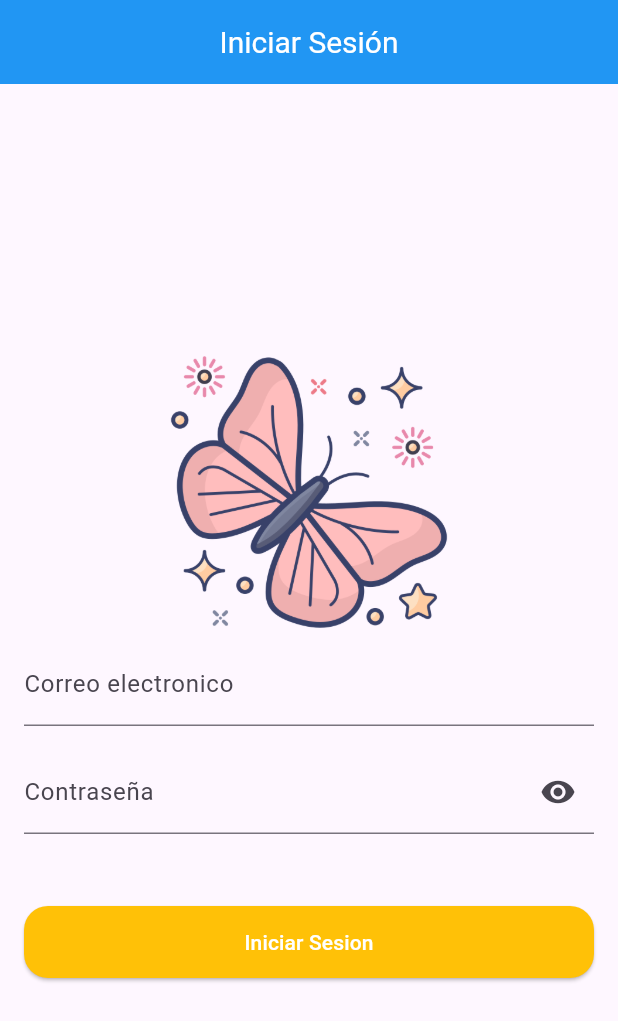
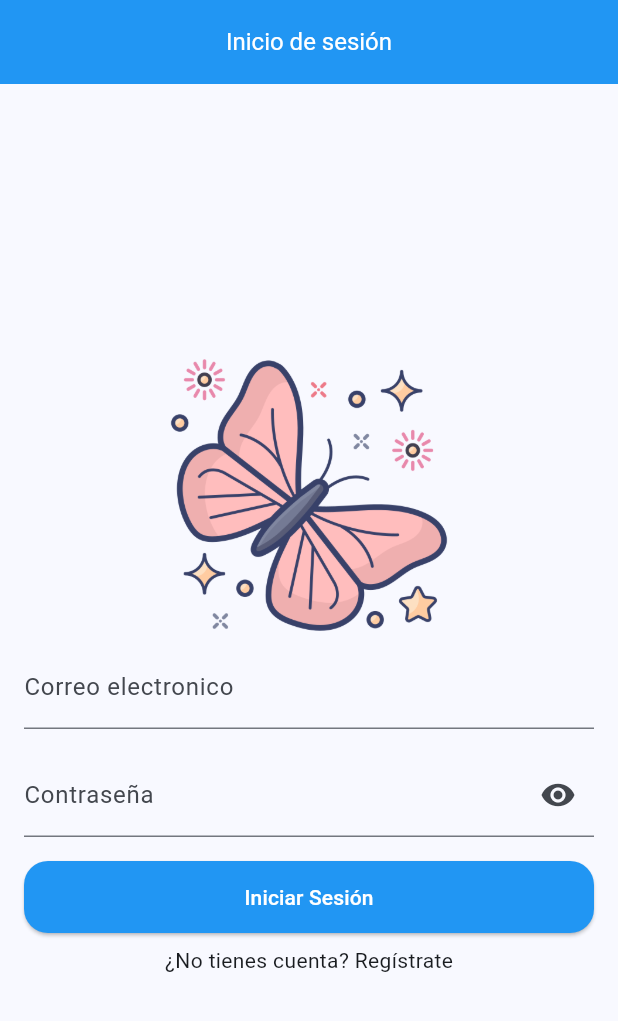
Before and after one commit to NattAraujo24/Desarrollo-web-integral, a Flutter app: the screen it shows after launch, on a phone screen of 412 x 824 dp. Shown: the top 1021 px of the screen. Run offline on Flutter 3.47's test engine with Material 3 defaults, Android fonts, the phone set to English and light mode, and no system bars; our stand-ins replace firebase_auth, firebase_core; accounts and stored records are empty.

Commit message:
login, crear cuenta y cerrar sesion

```diff
--- /dev/null
+++ b/lib/kernel/widgets/custom_text_field_password.dart
@@ -0,0 +1,43 @@
+import 'package:flutter/material.dart';
+
+class TextFieldPassword extends StatefulWidget {
+  final TextEditingController controller;
+  final String hintText;
+  final String labelText;
+
+  const TextFieldPassword({
+    super.key,
+    required this.controller,
+    this.hintText = 'Contraseña',
+    this.labelText = 'Contraseña',
+  });
+
+  @override
+  _TextFieldPasswordState createState() => _TextFieldPasswordState();
+}
+
+class _TextFieldPasswordState extends State<TextFieldPassword> {
+  bool _isObscure = true;
+
+  @override
+  Widget build(BuildContext context) {
+    return TextFormField(
+      controller: widget.controller,
+      obscureText: _isObscure,
+      decoration: InputDecoration(
+        hintText: widget.hintText,
+        labelText: widget.labelText,
+        suffixIcon: IconButton(
+          onPressed: () {
+            setState(() {
+              _isObscure = !_isObscure;
+            });
+          },
+          icon: Icon(
+            _isObscure ? Icons.visibility : Icons.visibility_off,
+          ),
+        ),
+      ),
+    );
+  }
+}
--- a/lib/main.dart
+++ b/lib/main.dart
@@ -1,16 +1,25 @@
 import 'package:flutter/material.dart';
 import 'package:learning_b/Widget/splash_screen.dart';
+import 'package:learning_b/modules/auth/screens/createAccount.dart';
 import 'package:learning_b/modules/auth/screens/login.dart';
+import 'package:learning_b/navigation/home.dart';
 import 'package:learning_b/navigation/navigation.dart';
 import 'package:learning_b/navigation/profile.dart';
 import 'package:learning_b/navigation/reservations.dart';
 import 'package:learning_b/navigation/top.dart';
 
-void main() {
+import 'package:firebase_core/firebase_core.dart';
+import 'firebase_options.dart';
+
+//flutter pub get
+void main() async {
+  WidgetsFlutterBinding.ensureInitialized();
+  await Firebase.initializeApp(
+    options: DefaultFirebaseOptions.currentPlatform,
+  );
   runApp(const MainApp());
 }
 
-//flutter pub get
 class MainApp extends StatelessWidget {
   const MainApp({super.key});
 
@@ -19,13 +28,21 @@ class MainApp extends StatelessWidget {
     return MaterialApp(
       debugShowCheckedModeBanner: false,
       initialRoute: '/',
+      theme: ThemeData(
+        colorScheme: ColorScheme.fromSeed(
+          seedColor: Colors.blue,
+          brightness: Brightness.light,
+        ),
+      ),
       routes: {
         '/': (context) => const SplashScreen(),
         '/menu': (context) => const Navigation(),
+        '/home': (context) => const Home(),
         '/top': (context) => const Top(),
         '/reservations': (context) => const Reservations(),
         '/profile': (context) => const Profile(),
-        '/login': (context) => const Login()
+        '/login': (context) => const Login(),
+        '/register': (context) => const CreateAccount(),
       },
     );
   }
--- a/lib/modules/auth/screens/login.dart
+++ b/lib/modules/auth/screens/login.dart
@@ -1,4 +1,6 @@
+import 'package:firebase_auth/firebase_auth.dart';
 import 'package:flutter/material.dart';
+import 'package:learning_b/kernel/widgets/custom_text_field_password.dart';
 
 class Login extends StatefulWidget {
   const Login({super.key});
@@ -10,7 +12,6 @@ class Login extends StatefulWidget {
 class _LoginState extends State<Login> {
   final TextEditingController _emailController = TextEditingController();
   final TextEditingController _passwordController = TextEditingController();
-  bool _isObscure = true;
   final GlobalKey<FormState> _formKey = GlobalKey<FormState>();
 
   String? validateEmail(String? value) {
@@ -30,10 +31,10 @@ class _LoginState extends State<Login> {
   Widget build(BuildContext context) {
     return Scaffold(
       appBar: AppBar(
-        title: const Text("Iniciar Sesión"),
+        title: const Text("Inicio de sesión"),
         centerTitle: true,
         backgroundColor: Colors.blue,
-        titleTextStyle: const TextStyle(fontSize: 20, color: Colors.white),
+        titleTextStyle: const TextStyle(color: Colors.white, fontSize: 16),
       ),
       body: Center(
         child: Padding(
@@ -43,62 +44,70 @@ class _LoginState extends State<Login> {
             child: Column(
               mainAxisAlignment: MainAxisAlignment.center,
               children: [
-                Image.asset(
-                  "assets/logo.png",
-                  width: 200,
-                  height: 200,
-                ),
+                Image.asset('assets/logo.png', width: 200, height: 200),
                 TextFormField(
+                  controller: _emailController,
                   validator: validateEmail,
-                  controller: _emailController,
                   decoration: const InputDecoration(
                     hintText: "Correo electronico",
-                    label: Text('Correo electronico'),
+                    label: Text("Correo electronico"),
                   ),
                   keyboardType: TextInputType.emailAddress,
                 ),
-                const SizedBox(
-                  height: 16,
+                const SizedBox(height: 16),
+                TextFieldPassword(
+                  controller: _passwordController,
                 ),
-                TextFormField(
-                  controller: _passwordController,
-                  obscureText: _isObscure,
-                  decoration: InputDecoration(
-                    hintText: 'Contraseña',
-                    label: const Text('Contraseña'),
-                    suffixIcon: IconButton(
-                        onPressed: () {
-                          setState(() {
-                            _isObscure = !_isObscure;
-                          });
-                        },
-                        icon: Icon(_isObscure
-                            ? Icons.visibility
-                            : Icons.visibility_off)),
-                  ),
-                ),
-                const SizedBox(
-                  height: 48,
-                ),
+                const SizedBox(height: 16),
                 SizedBox(
                   height: 48,
                   width: double.infinity,
                   child: ElevatedButton(
-                    onPressed: () {
+                    onPressed: () async {
+                      // Verificar que el formulario es válido
                       if (_formKey.currentState!.validate()) {
-                        // ignore: avoid_print
-                        print(
-                            ' Datos -> ${_emailController.text} ${_passwordController.text}');
+                        try {
+                          // Intentar el inicio de sesión
+                          UserCredential credential = await FirebaseAuth.instance
+                              .signInWithEmailAndPassword(
+                                  email: _emailController.text,
+                                  password: _passwordController.text);
+
+                          // Redirigir al usuario si el inicio de sesión fue exitoso
+                          if (credential.user != null) {
+                            Navigator.pushReplacementNamed(context, '/home');
+                          }
+                        } on FirebaseAuthException catch (e) {
+                          String errorMessage = '';
+                          if (e.code == 'user-not-found') {
+                            errorMessage = 'No se encontró un usuario con ese correo.';
+                          } else if (e.code == 'wrong-password') {
+                            errorMessage = 'Contraseña incorrecta.';
+                          } else {
+                            errorMessage = 'Error: ${e.message}';
+                          }
+
+                          // Mostrar el mensaje de error al usuario
+                          ScaffoldMessenger.of(context).showSnackBar(
+                            SnackBar(content: Text(errorMessage)),
+                          );
+                        }
                       }
                     },
                     style: OutlinedButton.styleFrom(
-                        backgroundColor: Colors.amber,
-                        foregroundColor: Colors.white,
-                        shape: RoundedRectangleBorder(
-                          borderRadius: BorderRadius.circular(16),
-                        )),
-                    child: const Text("Iniciar Sesion"),
+                      backgroundColor: Colors.blue,
+                      foregroundColor: Colors.white,
+                      shape: RoundedRectangleBorder(
+                        borderRadius: BorderRadius.circular(16),
+                      ),
+                    ),
+                    child: const Text("Iniciar Sesión"),
                   ),
+                ),
+                const SizedBox(height: 8.0),
+                InkWell(
+                  onTap: () => Navigator.pushNamed(context, '/register'),
+                  child: const Text("¿No tienes cuenta? Regístrate"),
                 )
               ],
             ),
--- a/pubspec.yaml
+++ b/pubspec.yaml
@@ -9,6 +9,8 @@ environment:
 dependencies:
   flutter:
     sdk: flutter
+  firebase_core: ^3.6.0
+  firebase_auth: ^5.3.1
 
 dev_dependencies:
   flutter_test:
```
Also changed, not shown: lib/modules/auth/screens/createAccount.dart (added, +129 -0 lines), lib/navigation/home.dart (+26 -8 lines), firebase.json (added), lib/firebase_options.dart (added), pubspec.lock, 6 other files.
